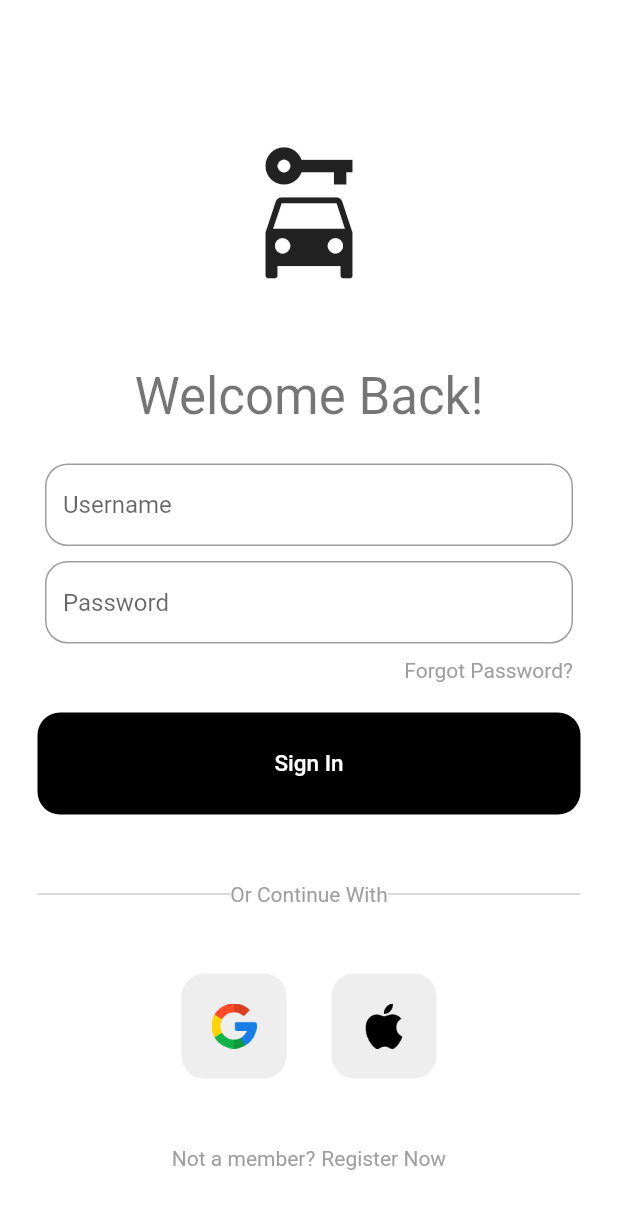
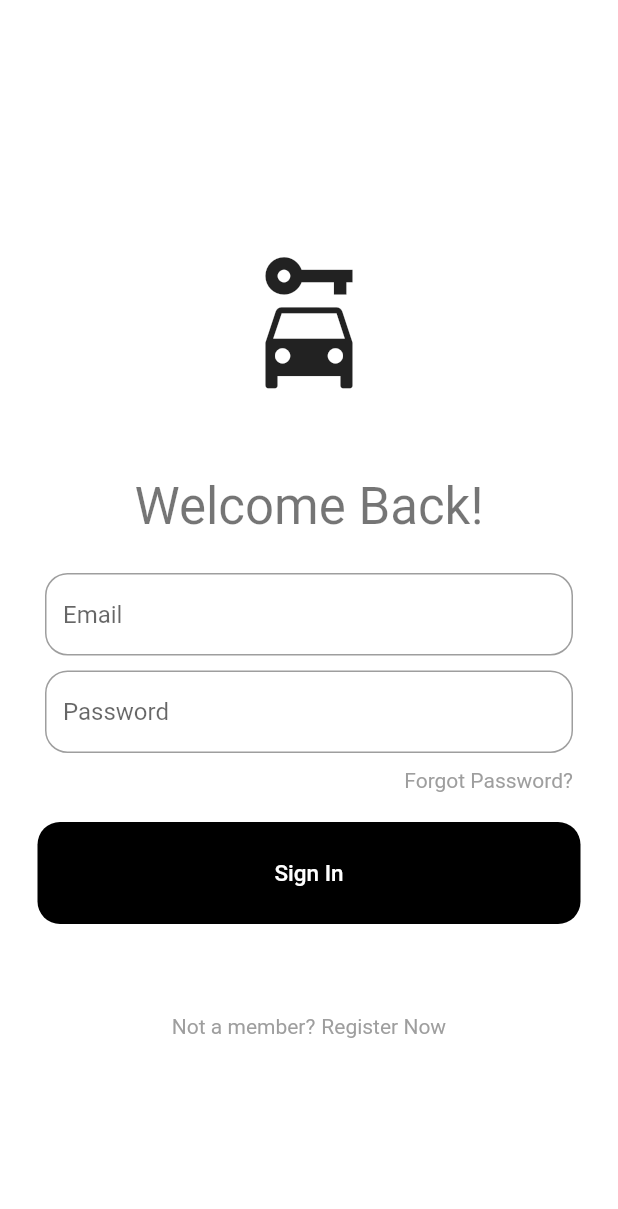
Before and after one commit to JackWangCA/RideShare-App, a Flutter app: the screen it shows after launch, on a phone screen of 412 x 824 dp. Shown: the top 1209 px of the screen. Run offline on Flutter 3.47's test engine with Material 2 defaults, Android fonts, the phone set to English and light mode, and no system bars; our stand-ins replace firebase_auth, firebase_core, settings_ui, shared_preferences; accounts and stored records are empty.

Commit message:
Sign in functionality implemented

```diff
--- a/rideshare/lib/components/myButton.dart
+++ b/rideshare/lib/components/myButton.dart
@@ -8,7 +8,9 @@ class MyButton extends StatelessWidget {
   @override
   Widget build(BuildContext context) {
     return GestureDetector(
-      onTap: () {},
+      onTap: () {
+        onTap!();
+      },
       child: Container(
         padding: EdgeInsets.all(25.0),
         margin: EdgeInsets.symmetric(horizontal: 25.0),
--- a/rideshare/lib/components/myTextField.dart
+++ b/rideshare/lib/components/myTextField.dart
@@ -4,12 +4,14 @@ class MyTextField extends StatelessWidget {
   final controller;
   final String hintText;
   final bool obscureText;
+  final TextInputType inputType;
 
   const MyTextField({
     super.key,
     required this.controller,
     required this.hintText,
     required this.obscureText,
+    required this.inputType,
   });
 
   @override
@@ -17,6 +19,7 @@ class MyTextField extends StatelessWidget {
     return Padding(
       padding: const EdgeInsets.symmetric(horizontal: 30.0),
       child: TextField(
+        keyboardType: inputType,
         obscureText: obscureText,
         controller: controller,
         decoration: InputDecoration(
--- a/rideshare/lib/constants/theme.dart
+++ b/rideshare/lib/constants/theme.dart
@@ -2,6 +2,7 @@ import 'package:flutter/material.dart';
 
 ThemeData lightTheme = ThemeData(
   brightness: Brightness.light,
+  accentColor: Colors.black,
   visualDensity: VisualDensity.comfortable,
   canvasColor: Colors.white,
   buttonColor: Colors.black,
@@ -44,6 +45,7 @@ ThemeData lightTheme = ThemeData(
 ThemeData darkTheme = ThemeData(
   brightness: Brightness.dark,
   visualDensity: VisualDensity.comfortable,
+  accentColor: Colors.white,
   canvasColor: Colors.black,
   buttonColor: Colors.white,
   appBarTheme: const AppBarTheme(
--- a/rideshare/lib/main.dart
+++ b/rideshare/lib/main.dart
@@ -1,11 +1,18 @@
 import 'package:flutter/material.dart';
 import 'package:provider/provider.dart';
+import 'package:rideshare/screens/AuthScreen.dart';
 import 'package:rideshare/screens/HomeScreen.dart';
 import 'package:rideshare/constants/theme.dart';
 import 'package:rideshare/components/themeProvider.dart';
 import 'package:rideshare/screens/SignInScreen.dart';
+import 'package:firebase_core/firebase_core.dart';
+import 'firebase_options.dart';
 
-void main() {
+void main() async {
+  WidgetsFlutterBinding.ensureInitialized();
+  await Firebase.initializeApp(
+    options: DefaultFirebaseOptions.currentPlatform,
+  );
   runApp(
     ChangeNotifierProvider<ThemeProvider>(
       create: (_) => ThemeProvider()..initialze(),
@@ -28,7 +35,7 @@ class MyApp extends StatelessWidget {
           theme: lightTheme,
           darkTheme: darkTheme,
           themeMode: provider.themeMode,
-          home: SignInPage(),
+          home: AuthPage(),
         );
       },
     );
--- /dev/null
+++ b/rideshare/lib/screens/AuthScreen.dart
@@ -0,0 +1,28 @@
+import 'package:firebase_auth/firebase_auth.dart';
+import 'package:flutter/material.dart';
+import 'package:rideshare/screens/HomeScreen.dart';
+import 'package:rideshare/screens/SignInScreen.dart';
+
+class AuthPage extends StatelessWidget {
+  const AuthPage({super.key});
+
+  @override
+  Widget build(BuildContext context) {
+    return Scaffold(
+      body: StreamBuilder<User?>(
+        stream: FirebaseAuth.instance.authStateChanges(),
+        builder: (context, snapshot) {
+          //user is logged in
+          if (snapshot.hasData) {
+            return HomePage();
+          }
+
+          //user is not logged in
+          else {
+            return SignInPage();
+          }
+        },
+      ),
+    );
+  }
+}
--- a/rideshare/lib/screens/SignInScreen.dart
+++ b/rideshare/lib/screens/SignInScreen.dart
@@ -1,22 +1,88 @@
+import 'package:firebase_auth/firebase_auth.dart';
 import 'package:flutter/material.dart';
 import 'package:rideshare/components/myButton.dart';
 import 'package:rideshare/components/myTextField.dart';
 import 'package:rideshare/components/squareTile.dart';
 
-class SignInPage extends StatelessWidget {
+import 'SettingScreen.dart';
+
+class SignInPage extends StatefulWidget {
   SignInPage({super.key});
 
-  final usernameController = TextEditingController();
+  @override
+  State<SignInPage> createState() => _SignInPageState();
+}
+
+class _SignInPageState extends State<SignInPage> {
+  final emailController = TextEditingController();
+
   final passwordController = TextEditingController();
 
   //Sign User In
-  void SignUserIn() {}
+  void signUserIn() async {
+    //do a loading circle
+    showDialog(
+        context: context,
+        builder: (context) {
+          return const Center(
+            child: CircularProgressIndicator(
+              valueColor: AlwaysStoppedAnimation<Color>(Colors.grey),
+            ),
+          );
+        });
+    //try signinig in
+    try {
+      await FirebaseAuth.instance.signInWithEmailAndPassword(
+        email: emailController.text,
+        password: passwordController.text,
+      );
+      //pop the circle
+      Navigator.pop(context);
+    } on FirebaseAuthException catch (e) {
+      //pop the circle
+      Navigator.pop(context);
+      //Wrong Email or did not register
+      if (e.code == 'user-not-found') {
+        showMessage("Seems like you haven't signed up yet");
+      }
+      //Wrong Password
+      else if (e.code == 'wrong-password') {
+        showMessage('Wrong Password. Maybe try again?');
+      }
+      //invalid email
+      else if (e.code == 'invalid-email') {
+        showMessage("Hmmm, that email doesn't look right....");
+      }
+      //other errors
+      else {
+        showMessage(e.code);
+      }
+    }
+  }
+
+  void showMessage(String title) {
+    showDialog(
+        context: context,
+        builder: (context) {
+          return AlertDialog(
+            shape: RoundedRectangleBorder(
+              borderRadius: BorderRadius.circular(15.0),
+            ),
+            contentPadding: const EdgeInsets.all(10.0),
+            title: Text(
+              title,
+              style: Theme.of(context).textTheme.bodyMedium,
+            ),
+          );
+        });
+  }
 
   @override
   Widget build(BuildContext context) {
     return Scaffold(
       body: SafeArea(
         child: Center(
+          child: SingleChildScrollView(
             child: Column(
               mainAxisAlignment: MainAxisAlignment.center,
               children: [
@@ -32,12 +98,13 @@ class SignInPage extends StatelessWidget {
                   'Welcome Back!',
                   style: Theme.of(context).textTheme.headlineMedium,
                 ),
-              //Username Field
+                //Email Field
                 const SizedBox(height: 25),
                 MyTextField(
-                controller: usernameController,
-                hintText: 'Username',
+                  controller: emailController,
+                  hintText: 'Email',
                   obscureText: false,
+                  inputType: TextInputType.emailAddress,
                 ),
                 //Password Field
                 const SizedBox(height: 10),
@@ -45,6 +112,7 @@ class SignInPage extends StatelessWidget {
                   controller: passwordController,
                   hintText: 'Password',
                   obscureText: true,
+                  inputType: TextInputType.text,
                 ),
                 const SizedBox(height: 10),
                 //Forgot Password?
@@ -67,50 +135,63 @@ class SignInPage extends StatelessWidget {
                 const SizedBox(height: 20),
                 MyButton(
                   onTap: () {
-                  SignUserIn();
+                    signUserIn();
                   },
                 ),
                 const SizedBox(height: 45),
                 //Divider
-              Padding(
-                padding: const EdgeInsets.symmetric(horizontal: 25.0),
+
+                //Uncomment after ready for google and apple auth
+
+                // Padding(
+                //   padding: const EdgeInsets.symmetric(horizontal: 25.0),
+                //   child: Row(
+                //     children: [
+                //       Expanded(
+                //         child: Divider(
+                //           thickness: 0.5,
+                //           color: Theme.of(context).dividerColor,
+                //         ),
+                //       ),
+                //       Text(
+                //         'Or Continue With',
+                //         style: Theme.of(context)
+                //             .textTheme
+                //             .bodyMedium!
+                //             .copyWith(color: Theme.of(context).dividerColor),
+                //       ),
+                //       Expanded(
+                //         child: Divider(
+                //           thickness: 0.5,
+                //           color: Theme.of(context).dividerColor,
+                //         ),
+                //       ),
+                //     ],
+                //   ),
+                // ),
+                // const SizedBox(height: 45),
+                // Row(
+                //   mainAxisAlignment: MainAxisAlignment.center,
+                //   children: const [
+                //     SquareTile(imagePath: 'lib/images/google.png'),
+                //     SizedBox(
+                //       width: 30,
+                //     ),
+                //     SquareTile(imagePath: 'lib/images/apple.png'),
+                //   ],
+                // ),
+                // const SizedBox(height: 45),
+                GestureDetector(
+                  onTap: () {
+                    Navigator.of(context).push(
+                      MaterialPageRoute(
+                        builder: (context) => const SettingsPage(),
+                      ),
+                    );
+                  },
+                  child: Container(
+                    padding: EdgeInsets.all(15.0),
                     child: Row(
-                  children: [
-                    Expanded(
-                      child: Divider(
-                        thickness: 0.5,
-                        color: Theme.of(context).dividerColor,
-                      ),
-                    ),
-                    Text(
-                      'Or Continue With',
-                      style: Theme.of(context)
-                          .textTheme
-                          .bodyMedium!
-                          .copyWith(color: Theme.of(context).dividerColor),
-                    ),
-                    Expanded(
-                      child: Divider(
-                        thickness: 0.5,
-                        color: Theme.of(context).dividerColor,
-                      ),
-                    ),
-                  ],
-                ),
-              ),
-              const SizedBox(height: 45),
-              Row(
-                mainAxisAlignment: MainAxisAlignment.center,
-                children: const [
-                  SquareTile(imagePath: 'lib/images/google.png'),
-                  SizedBox(
-                    width: 30,
-                  ),
-                  SquareTile(imagePath: 'lib/images/apple.png'),
-                ],
-              ),
-              const SizedBox(height: 45),
-              Row(
                       mainAxisAlignment: MainAxisAlignment.center,
                       children: [
                         Text(
@@ -132,7 +213,10 @@ class SignInPage extends StatelessWidget {
                         ),
                       ],
                     ),
+                  ),
+                ),
               ],
+            ),
           ),
         ),
       ),
--- a/rideshare/pubspec.yaml
+++ b/rideshare/pubspec.yaml
@@ -39,6 +39,7 @@ dependencies:
   settings_ui: ^2.0.2
   shared_preferences: ^2.0.17
   firebase_auth: ^4.2.5
+  firebase_core: ^2.4.1
 
 dev_dependencies:
   flutter_test:
```
Also changed, not shown: rideshare/lib/screens/HomeScreen.dart (+24 -3 lines), rideshare/lib/firebase_options.dart (added), rideshare/lib/screens/SignUpScreen.dart (added), rideshare/pubspec.lock, 10 other files. Lines whose indentation alone changed are shown as unchanged.
